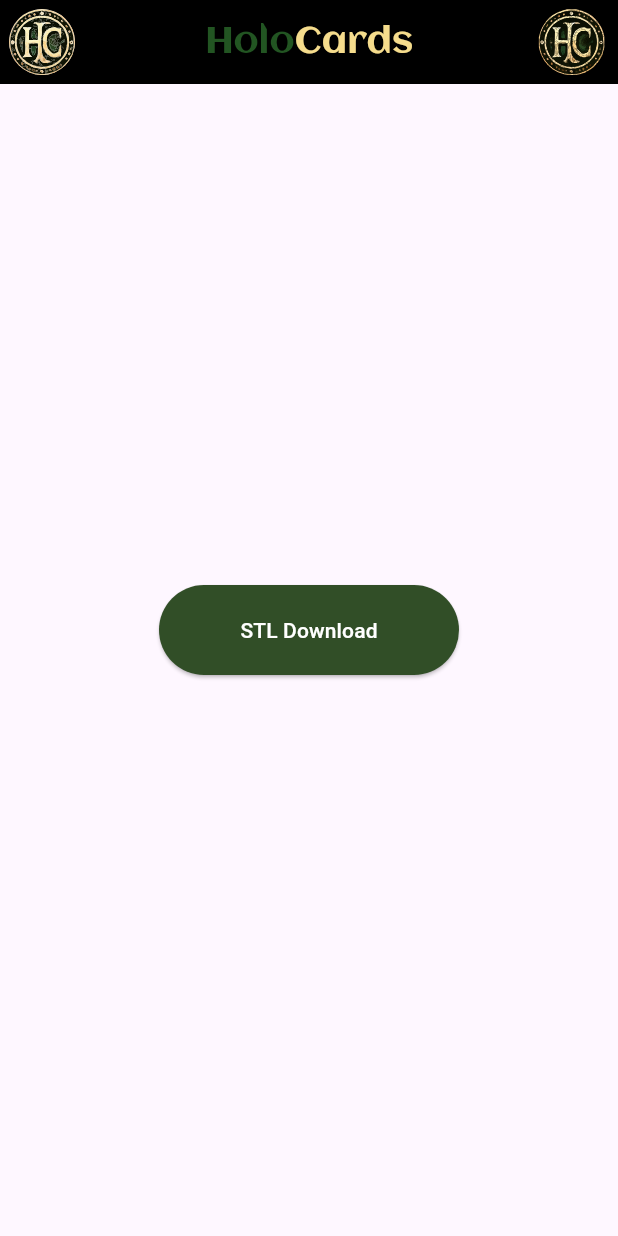
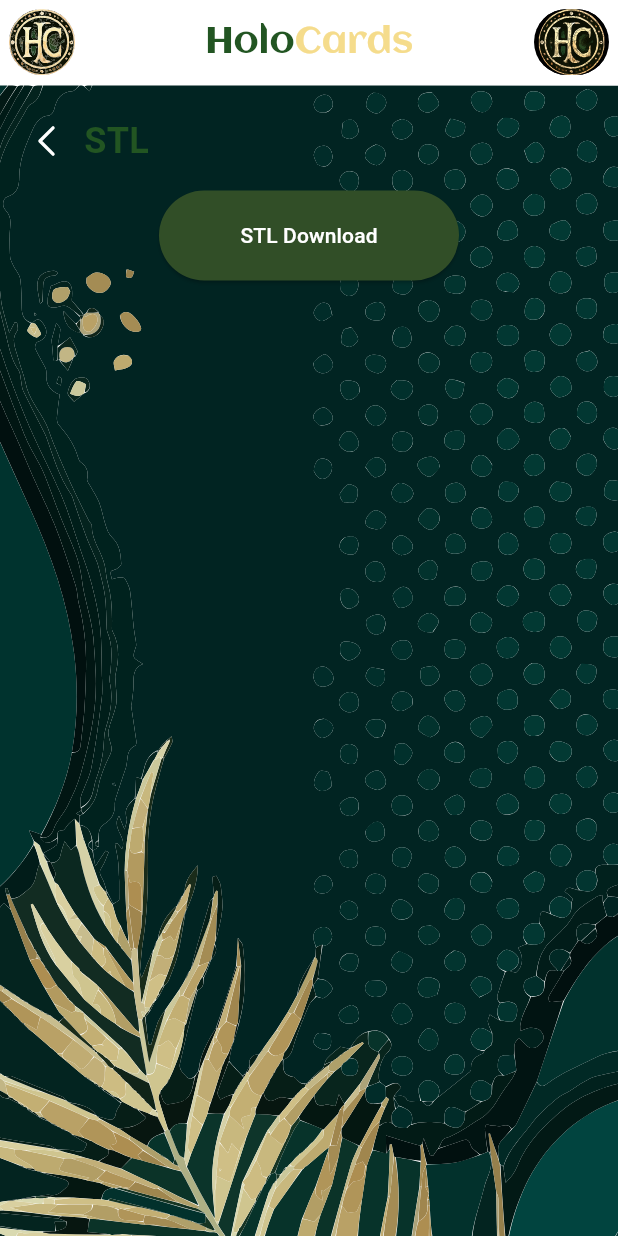
Before and after one commit to paz4ck/tech-prep-app, a Flutter app: the StlPage screen opened directly, on a phone screen of 412 x 824 dp. Run offline on Flutter 3.47's test engine with Material 3 defaults, Android fonts, the phone set to English and light mode, and no system bars; our stand-ins replace flutter_svg.

Commit message:
S.Dart Update plus Web conversion
Updated the stl page and am now beginning on incorporating the app into our website.

```diff
--- a/com_holocards/lib/pages/s.dart
+++ b/com_holocards/lib/pages/s.dart
@@ -1,6 +1,7 @@
 import 'package:flutter/material.dart';
-import 'package:flutter_svg/svg.dart';
 import 'package:flutter/services.dart';
+import 'package:flutter_svg/flutter_svg.dart';
+import 'home.dart';
 
 class StlPage extends StatelessWidget {
   const StlPage({super.key});
@@ -12,20 +13,65 @@ class StlPage extends StatelessWidget {
     );
   }
 
+
   @override
   Widget build(BuildContext context) {
     return Scaffold(
+      backgroundColor: Colors.transparent,
       appBar: appBar(),
-      body: Center(
+      body: Stack(
+        children: [
+          SvgPicture.asset(
+            'assets/icons/homeBGTEMP.svg',
+            fit: BoxFit.cover,
+            width: double.infinity,
+            height: double.infinity,
+          ),
+          Column(
+            children: <Widget>[
+              // Title and back arrow
+              Padding(
+                padding: const EdgeInsets.only(top: 21.0, left: 16.0, right: 16.0, bottom: 16.0), // Move the title area down by 5 pixels
+                child: Row(
+                  children: [
+                    GestureDetector(
+                      onTap: () {
+                        Navigator.of(context).pushReplacement(
+                          MaterialPageRoute(builder: (context) => const HomePage()),
+                        );
+                      },
+                      child: SvgPicture.asset(
+                        'assets/icons/Arrow - Left 2.svg',
+                        height: 30,
+                        width: 30,
+                        color: Colors.white, // Set the arrow color to white
+                      ),
+                    ),
+                    const SizedBox(width: 10),
+                    const Text(
+                      'STL',
+                      style: TextStyle(
+                        fontSize: 24,
+                        fontWeight: FontWeight.bold,
+                        color: Color.fromARGB(255, 34, 85, 34),
+                      ),
+                    ),
+                  ],
+                ),
+              ),
+              // Buttons
+              Expanded(
+                child: Center(
                   child: Column(
-          mainAxisAlignment: MainAxisAlignment.center,
+                    mainAxisAlignment: MainAxisAlignment.start,
                     children: <Widget>[
                       SizedBox(
-              width: 200,
-              height: 60,
+                        width: 200, // Set the width of the buttons
+                        height: 60, // Set the height of the buttons
                         child: ElevatedButton(
                           style: ElevatedButton.styleFrom(
                             backgroundColor: const Color(0xFF314e27),
+                            splashFactory: InkRipple.splashFactory, // Add ripple effect
                           ),
                           onPressed: () => _copyToClipboard(
                             context,
@@ -34,20 +80,24 @@ class StlPage extends StatelessWidget {
                           ),
                           child: const Text(
                             'STL Download',
-                  style: TextStyle(color: Colors.white),
+                            style: TextStyle(color: Color.fromARGB(255, 255, 255, 255)),
                           ),
                         ),
                       ),
-            const SizedBox(height: 40),
                     ],
                   ),
+                ),
+              ),
+            ],
+          ),
+        ],
       ),
     );
   }
 
   AppBar appBar() {
     return AppBar(
-      backgroundColor: Colors.black, // Set the background color of the AppBar to transparent
+      backgroundColor: Colors.transparent, // Set the background color of the AppBar to transparent
       elevation: 0, // Remove the shadow of the AppBar
       title: Row(
         mainAxisAlignment: MainAxisAlignment.center,
```
Also changed, not shown: 4 other files. Lines whose indentation alone changed are shown as unchanged.
